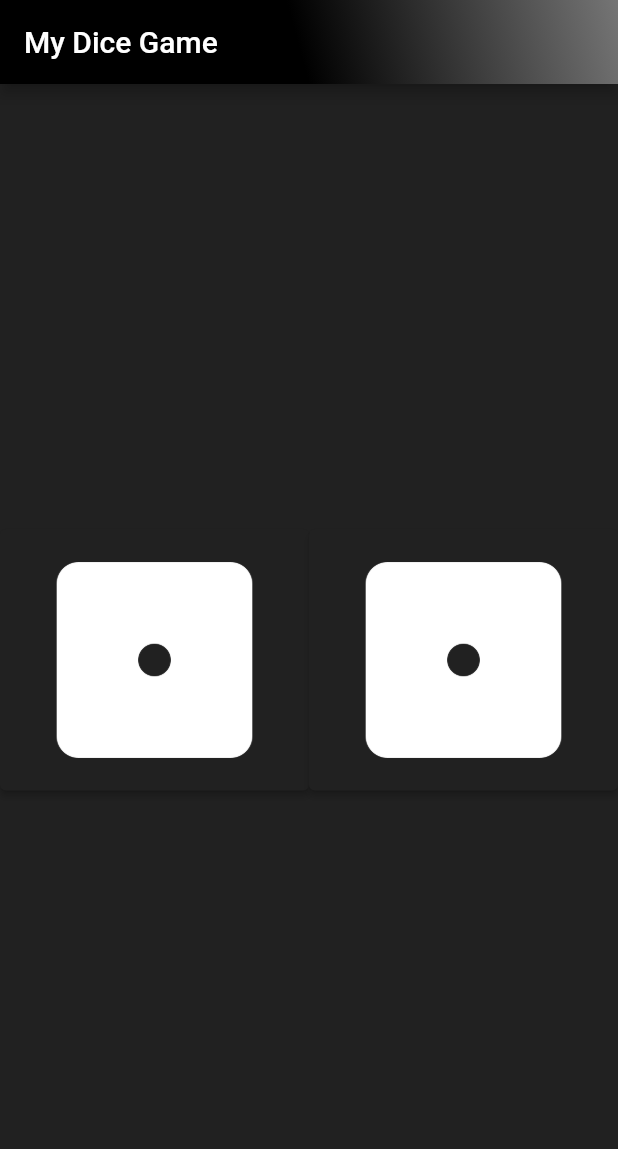
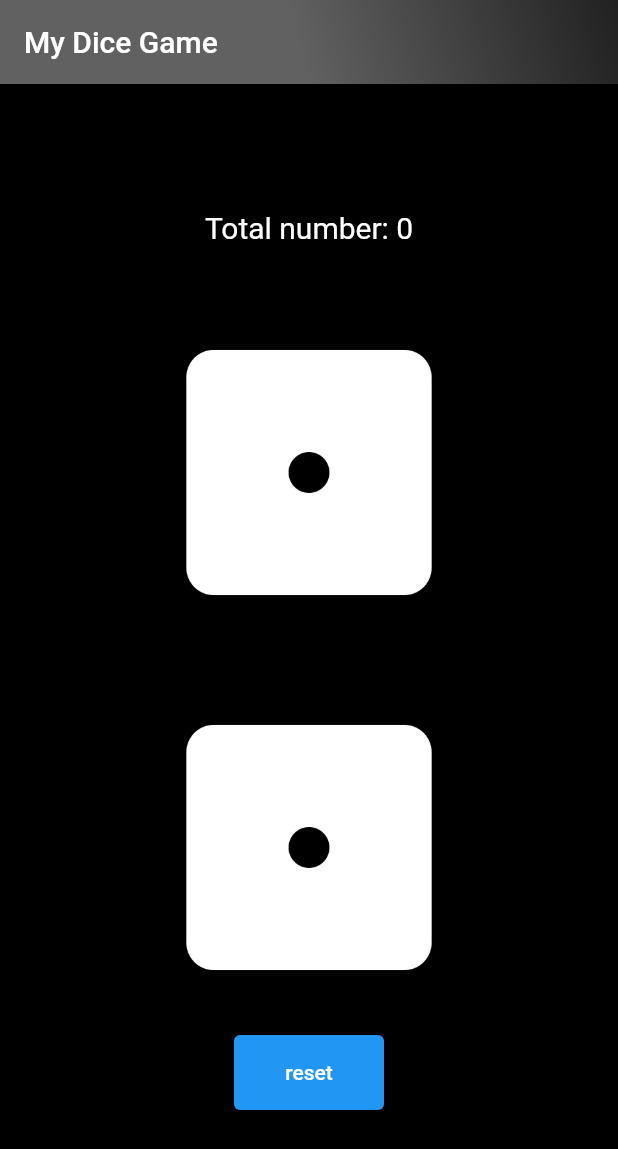
Before and after one commit to Karapetyan011/flutter_group_3, a Flutter app: the screen it shows after launch, on a phone screen of 412 x 824 dp. Shown: the top 1149 px of the screen. Run offline on Flutter 3.47's test engine with Material 2 defaults, Android fonts, the phone set to English and light mode, and no system bars.

Commit message:
have crated My dice game addet total number

```diff
--- a/lib/screens/dice_game_screen/my_dice_page.dart
+++ b/lib/screens/dice_game_screen/my_dice_page.dart
@@ -13,6 +13,8 @@ class _MyDicePageState extends State<MyDicePage> {
   int leftDiceNumber = 1;
   int rightDiceNumber = 1;
 
+  var sum = 0;
+
   void changeDiceFace() {
     setState(() {
       leftDiceNumber = Random().nextInt(6) + 1;
@@ -20,10 +22,25 @@ class _MyDicePageState extends State<MyDicePage> {
     });
   }
 
+  void sumchangeDiceFace() {
+    setState(() {
+      var givenSum = leftDiceNumber + rightDiceNumber;
+      sum += givenSum;
+      print(sum);
+    });
+  }
+
+  void resetSum() {
+    setState(() {
+      sum = 0;
+      print(sum);
+    });
+  }
+
   @override
   Widget build(BuildContext context) {
     return Scaffold(
-      backgroundColor: Colors.grey.shade900,
+      backgroundColor: Colors.black,
       appBar: AppBar(
         title: const Text('My Dice Game'),
         flexibleSpace: Container(
@@ -32,23 +49,41 @@ class _MyDicePageState extends State<MyDicePage> {
               begin: Alignment.bottomCenter,
               end: Alignment.topRight,
               colors: <Color>[
-                Colors.black,
-                Colors.grey.shade600,
+                Colors.grey.shade700,
+                Colors.grey.shade900,
               ],
             ),
           ),
         ),
       ),
-    body: Center(
-        child: Row(
+      body: Center(
+        child: Column(
+          mainAxisAlignment: MainAxisAlignment.center,
           children: <Widget>[
-            Expanded(
+            SizedBox(
+              height: 50,
+
+
+              child: Container(
+                child: Text(
+                  'Total number: $sum',
+                  style: const TextStyle(
+                    color: Colors.white,
+                    fontSize: 20,
+                  ),
+                ),
+              ),
+            ),
+            SizedBox(
+              width: 250,
+              height: 250,
               child: ElevatedButton(
                 onPressed: () {
                   changeDiceFace();
+                  sumchangeDiceFace();
                 },
                 style: ElevatedButton.styleFrom(
-                  primary: Colors.grey.shade900,
+                  primary: Colors.black,
                 ),
                 child: Image.asset(
                   'assets/images/dice$leftDiceNumber.png',
@@ -57,17 +92,32 @@ class _MyDicePageState extends State<MyDicePage> {
               ),
             ),
             //Get students to create the second die as a challenge
-            Expanded(
+            SizedBox(
+              width: 250,
+              height: 250,
               child: ElevatedButton(
                 onPressed: () {
                   changeDiceFace();
+                  sumchangeDiceFace();
                 },
                 style: ElevatedButton.styleFrom(
-                  primary: Colors.grey.shade900,
+                  primary: Colors.black,
                 ),
                 child: Image.asset(
                   'assets/images/dice$rightDiceNumber.png',
                   color: Colors.white,
+                ),
+              ),
+            ),
+            SizedBox(
+              width: 100,
+              height: 50,
+              child: ElevatedButton(
+                onPressed: () {
+                  resetSum();
+                },
+                child: const Text(
+                  'reset',
                 ),
               ),
             ),
```
